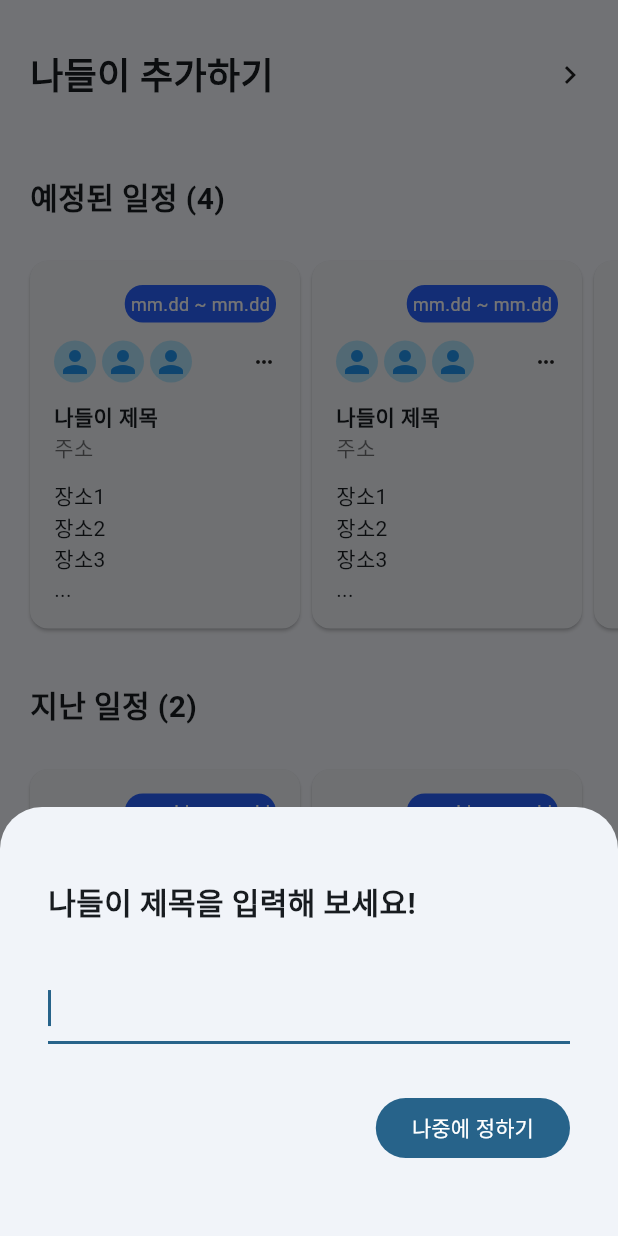
After one commit to Fruna97/nadeuri, a Flutter app: the HomePage screen opened by its route, after a tap on "나들이 추가하기", on a phone screen of 412 x 824 dp. The commit adds this screen. Run offline on Flutter 3.47's test engine with Material 3 defaults, Android fonts, the phone set to English and light mode, and no system bars; our stand-ins replace flutter_secure_storage, freezed_annotation; accounts and stored records are empty.

Commit message:
feat(mobile/home): 홈 페이지 목업 추가  - 홈 페이지 목업 추가 (home)  - 홈 페이지 route 추가 (main)  - 로그인 성공 시 홈 페이지로 이동 (sign_in)

```diff
--- a/client/mobile/lib/main.dart
+++ b/client/mobile/lib/main.dart
@@ -2,6 +2,7 @@ import 'package:flutter/material.dart';
 import 'package:flutter_secure_storage/flutter_secure_storage.dart';
 import 'package:mobile/data/repository/auth_repository.dart';
 import 'package:mobile/data/service/api_client.dart';
+import 'package:mobile/ui/home/home.dart';
 import 'package:mobile/ui/sign_in/sign_in.dart';
 import 'package:mobile/ui/sign_in/sign_in_view_model.dart';
 import 'package:mobile/ui/sign_up/sign_up.dart';
@@ -63,6 +64,7 @@ class MyApp extends StatelessWidget {
         useMaterial3: true,
       ),
       routes: {
+        '/home': (BuildContext context) => HomePage(),
         '/sign-in': (BuildContext context) => ChangeNotifierProvider(
           create: (_) => SignInViewModel(authRepository: context.read<AuthRepository>()),
           child: SignInPage(),
--- /dev/null
+++ b/client/mobile/lib/ui/home/home.dart
@@ -0,0 +1,242 @@
+import 'package:flutter/material.dart';
+
+class HomePage extends StatefulWidget {
+  const HomePage({super.key});
+
+  @override
+  State<HomePage> createState() => _HomePageState();
+}
+
+class _HomePageState extends State<HomePage> {
+  final double _paddingHorizontalToFitWithCard = 4.0;
+  final double _paddingHorizontal = 16.0;
+
+  @override
+  Widget build(BuildContext context) {
+    return Scaffold(
+      body: SafeArea(
+        child: ListView(
+          children: <Widget>[
+            Column(
+              children: <Widget>[
+                SizedBox(height: 16.0),
+                InkWell(
+                  onTap: () {
+                    showModalBottomSheet(
+                      context: context,
+                      isScrollControlled: true,
+                      builder: (BuildContext context) {
+                        return Padding(padding: MediaQuery.of(context).viewInsets, child: _CreateNadeuriSheet());
+                      },
+                    );
+                  },
+                  child: Padding(
+                    padding: EdgeInsets.symmetric(
+                      vertical: 16.0,
+                      horizontal: _paddingHorizontal + _paddingHorizontalToFitWithCard,
+                    ),
+                    child: Row(
+                      mainAxisAlignment: MainAxisAlignment.spaceBetween,
+                      children: <Widget>[
+                        Text("나들이 추가하기", style: TextStyle(fontSize: 24.0, fontWeight: FontWeight.bold)),
+                        Icon(Icons.chevron_right),
+                      ],
+                    ),
+                  ),
+                ),
+                SizedBox(height: 24.0),
+                InkWell(
+                  onTap: () {},
+                  child: Padding(
+                    padding: EdgeInsets.symmetric(
+                      vertical: 8.0,
+                      horizontal: _paddingHorizontal + _paddingHorizontalToFitWithCard,
+                    ),
+                    child: Row(
+                      children: <Widget>[
+                        Text("예정된 일정 (4)", style: TextStyle(fontSize: 20.0, fontWeight: FontWeight.bold)),
+                      ],
+                    ),
+                  ),
+                ),
+                SizedBox(height: 16.0),
+                Padding(
+                  padding: EdgeInsets.fromLTRB(_paddingHorizontal, 0, 0, 0),
+                  child: Align(
+                    alignment: AlignmentDirectional.centerStart,
+                    child: SingleChildScrollView(
+                      scrollDirection: Axis.horizontal,
+                      child: Row(children: [_NadeuriCard(), _NadeuriCard(), _NadeuriCard(), _NadeuriCard()]),
+                    ),
+                  ),
+                ),
+                SizedBox(height: 24.0),
+                InkWell(
+                  onTap: () {},
+                  child: Padding(
+                    padding: EdgeInsets.symmetric(
+                      vertical: 8.0,
+                      horizontal: _paddingHorizontal + _paddingHorizontalToFitWithCard,
+                    ),
+                    child: Row(
+                      children: <Widget>[
+                        Text("지난 일정 (2)", style: TextStyle(fontSize: 20.0, fontWeight: FontWeight.bold)),
+                      ],
+                    ),
+                  ),
+                ),
+                SizedBox(height: 16.0),
+                Padding(
+                  padding: EdgeInsets.fromLTRB(_paddingHorizontal, 0, 0, 0),
+                  child: Align(
+                    alignment: AlignmentDirectional.centerStart,
+                    child: SingleChildScrollView(
+                      scrollDirection: Axis.horizontal,
+                      child: Row(children: [_NadeuriCard(), _NadeuriCard()]),
+                    ),
+                  ),
+                ),
+                SizedBox(height: 16.0),
+              ],
+            ),
+          ],
+        ),
+      ),
+    );
+  }
+}
+
+class _NadeuriCard extends StatelessWidget {
+  static final ShapeBorder _border = RoundedRectangleBorder(borderRadius: BorderRadius.circular(12.0));
+
+  const _NadeuriCard({super.key});
+
+  @override
+  Widget build(BuildContext context) {
+    return Card(
+      shape: _border,
+      clipBehavior: Clip.hardEdge,
+      child: InkWell(
+        onTap: () {},
+        customBorder: _border,
+        child: Container(
+          width: 180,
+          padding: EdgeInsets.all(16.0),
+          child: Column(
+            children: [
+              Row(
+                mainAxisAlignment: MainAxisAlignment.end,
+                children: <Widget>[
+                  Container(
+                    decoration: BoxDecoration(color: Colors.blueAccent[700], borderRadius: BorderRadius.circular(12.0)),
+                    child: Padding(
+                      padding: const EdgeInsets.all(4.0),
+                      child: Text("mm.dd ~ mm.dd", style: TextStyle(color: Colors.white, fontSize: 12.0)),
+                    ),
+                  ),
+                ],
+              ),
+              SizedBox(height: 12.0),
+              Row(
+                children: <Widget>[
+                  Padding(
+                    padding: const EdgeInsets.fromLTRB(0, 0, 4.0, 0),
+                    child: Container(
+                      decoration: BoxDecoration(color: Colors.lightBlue[100], shape: BoxShape.circle),
+                      child: Padding(
+                        padding: const EdgeInsets.all(2.0),
+                        child: Icon(Icons.person, color: Colors.blue),
+                      ),
+                    ),
+                  ),
+                  Padding(
+                    padding: const EdgeInsets.fromLTRB(0, 0, 4.0, 0),
+                    child: Container(
+                      decoration: BoxDecoration(color: Colors.lightBlue[100], shape: BoxShape.circle),
+                      child: Padding(
+                        padding: const EdgeInsets.all(2.0),
+                        child: Icon(Icons.person, color: Colors.blue),
+                      ),
+                    ),
+                  ),
+                  Padding(
+                    padding: const EdgeInsets.fromLTRB(0, 0, 4.0, 0),
+                    child: Container(
+                      decoration: BoxDecoration(color: Colors.lightBlue[100], shape: BoxShape.circle),
+                      child: Padding(
+                        padding: const EdgeInsets.all(2.0),
+                        child: Icon(Icons.person, color: Colors.blue),
+                      ),
+                    ),
+                  ),
+                  Expanded(
+                    child: Align(alignment: AlignmentDirectional.topEnd, child: Icon(Icons.more_horiz, size: 16)),
+                  ),
+                ],
+              ),
+              SizedBox(height: 12.0),
+              Row(
+                children: <Widget>[Text("나들이 제목", style: TextStyle(fontWeight: FontWeight.bold))],
+              ),
+              Row(
+                children: <Widget>[Text("주소", style: TextStyle(color: Colors.black54))],
+              ),
+              SizedBox(height: 12.0),
+              Row(children: [Text("장소1")]),
+              Row(children: [Text("장소2")]),
+              Row(children: [Text("장소3")]),
+              Row(children: [Text("...")]),
+            ],
+          ),
+        ),
+      ),
+    );
+  }
+}
+
+class _CreateNadeuriSheet extends StatefulWidget {
+  const _CreateNadeuriSheet({super.key});
+
+  @override
+  State<_CreateNadeuriSheet> createState() => _CreateNadeuriSheetState();
+}
+
+class _CreateNadeuriSheetState extends State<_CreateNadeuriSheet> {
+  String _createNadeuriText = "나중에 정하기";
+
+  @override
+  Widget build(BuildContext context) {
+    return Padding(
+      padding: const EdgeInsets.symmetric(vertical: 48.0, horizontal: 32.0),
+      child: Column(
+        mainAxisSize: MainAxisSize.min,
+        children: [
+          Align(
+            alignment: Alignment.topLeft,
+            child: Text("나들이 제목을 입력해 보세요!", style: TextStyle(fontSize: 20, fontWeight: FontWeight.bold)),
+          ),
+          SizedBox(height: 32.0),
+          TextField(
+            autofocus: true,
+            onChanged: (value) {
+              setState(() {
+                _createNadeuriText = value.isEmpty ? "나중에 정하기" : "나들이 추가하기";
+              });
+            },
+          ),
+          SizedBox(height: 32.0),
+          Align(
+            alignment: Alignment.bottomRight,
+            child: FilledButton(
+              onPressed: () {
+                // TODO: 나들이 생성 요청
+                // TODO: 나들이 상세 정보 페이지로 이동
+              },
+              child: Text(_createNadeuriText),
+            ),
+          ),
+        ],
+      ),
+    );
+  }
+}
--- a/client/mobile/lib/ui/sign_in/sign_in.dart
+++ b/client/mobile/lib/ui/sign_in/sign_in.dart
@@ -54,7 +54,8 @@ class _SignInPageState extends State<SignInPage> {
 
   void _navigateOnSignInComplete() {
     if (_signInViewModel.signIn.completed) {
-      // TODO: 메인 화면으로 이동
+      _signInViewModel.signIn.clearResult();
+      Navigator.pushNamedAndRemoveUntil(context, "/home", (route) => false);
     }
   }
 }
```
